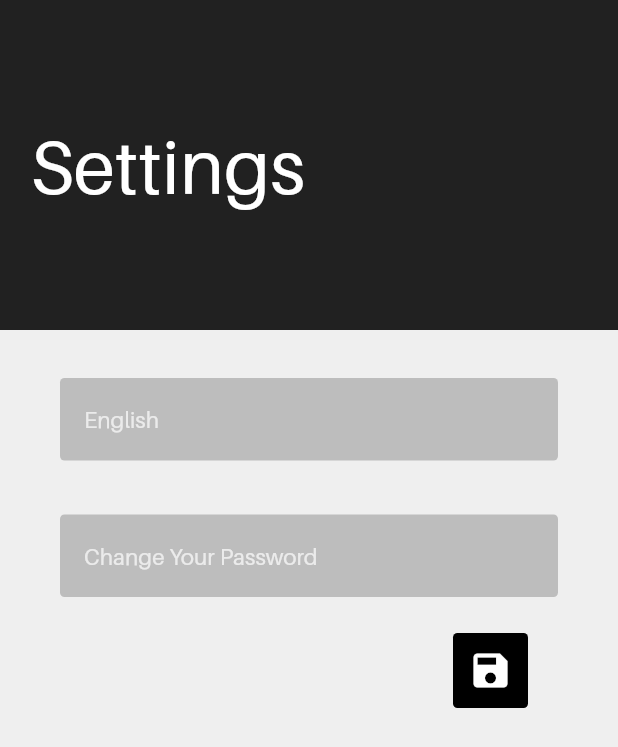
After one commit to elifbilgep/NotebookUI, a Flutter app: the screen it shows after launch, on a phone screen of 412 x 824 dp. The commit adds this screen. Shown: the top 747 px of the screen. Run offline on Flutter 3.47's test engine with Material 2 defaults, Android fonts, the phone set to English and light mode, and no system bars; missing offline and left inert: dart:ffi.

Commit message:
tamamlandı

```diff
--- a/lib/const.dart
+++ b/lib/const.dart
@@ -24,6 +24,30 @@ var headerStyle5 = TextStyle(
     color: Colors.grey.shade800,
     fontWeight: FontWeight.bold);
 
+var headerStyle6 =
+    TextStyle(fontFamily: "Aileron", fontSize: 50, color: Colors.white);
+
+var headerStyle7 = TextStyle(
+    fontFamily: "Aileron", fontSize: 15, color: Colors.white.withOpacity(0.7));
+
+var headerStyle8 = TextStyle(
+    fontFamily: "Aileron",
+    fontSize: 15,
+    color: Colors.white.withOpacity(0.7),
+    fontWeight: FontWeight.bold);
+
+var headerStyle9 = TextStyle(
+    fontFamily: "Aileron",
+    fontSize: 20,
+    color: Colors.white.withOpacity(0.7),
+    fontWeight: FontWeight.bold);
+
+var headerStyle10 = TextStyle(
+    fontFamily: "Aileron",
+    fontSize: 15,
+    color: Colors.grey.shade500,
+    fontWeight: FontWeight.bold);
+
 var scaffoldColor = Color.fromRGBO(239, 239, 239, 1);
 
 Color generalColor = Color.fromRGBO(176, 140, 249, 1);
--- a/lib/main.dart
+++ b/lib/main.dart
@@ -1,6 +1,9 @@
 import 'package:flutter/material.dart';
+import 'package:hakki_tasarim/pages/create_note.dart';
+import 'package:hakki_tasarim/pages/note_page.dart';
 
 import 'pages/home.dart';
+import 'pages/setting.dart';
 
 void main() => runApp(MyApp());
 
@@ -11,9 +14,9 @@ class MyApp extends StatelessWidget {
       debugShowCheckedModeBanner: false,
       title: 'Projem',
       theme: ThemeData(
-        primarySwatch: Colors.grey,
+        primaryColor: Colors.grey.shade600,
       ),
-      home: HomePage(),
+      home: Settings(),
     );
   }
 }
--- a/lib/pages/home.dart
+++ b/lib/pages/home.dart
@@ -121,7 +121,7 @@ class HomePage extends StatelessWidget {
           mainAxisAlignment: MainAxisAlignment.spaceBetween,
           children: [
             Text(
-              "Categories",
+              "Recent Notes",
               style: headerStyle2,
             ),
             Row(
--- /dev/null
+++ b/lib/pages/setting.dart
@@ -0,0 +1,221 @@
+import 'package:flutter/material.dart';
+import 'package:hakki_tasarim/const.dart';
+
+class Settings extends StatefulWidget {
+  @override
+  _SettingsState createState() => _SettingsState();
+}
+
+class _SettingsState extends State<Settings> {
+  Size size;
+  String dropdownValue = 'English';
+  List<String> diller = ["English", "Türkçe"];
+  List<String> bos = [""];
+  @override
+  Widget build(BuildContext context) {
+    Size size = MediaQuery.of(context).size;
+    return SafeArea(
+      child: Scaffold(
+        resizeToAvoidBottomInset: false,
+        backgroundColor: scaffoldColor,
+        body: Column(
+          children: [
+            buildHeader(size),
+            SizedBox(
+              height: 20,
+            ),
+            dropDownButtonsColumn(diller),
+            changePassword(bos, "Change Your Password", size),
+            saveButton(),
+          ],
+        ),
+      ),
+    );
+  }
+
+  Widget buildHeader(Size size) {
+    return Container(
+      height: 220,
+      width: size.width,
+      color: Colors.grey.shade900,
+      child: Column(
+        crossAxisAlignment: CrossAxisAlignment.start,
+        mainAxisAlignment: MainAxisAlignment.center,
+        children: [
+          Padding(
+            padding: const EdgeInsets.only(left: 20.0),
+            child: Text(
+              "Settings",
+              style: headerStyle6,
+            ),
+          ),
+        ],
+      ),
+    );
+  }
+
+  Widget dropDownButtonsColumn(List<String> list) {
+    return Padding(
+      padding: const EdgeInsets.only(left: 40, right: 40, bottom: 24, top: 12),
+      child: Container(
+        height: 55,
+        width: MediaQuery.of(context).size.width - 50,
+        decoration: BoxDecoration(
+            borderRadius: BorderRadius.all(Radius.circular(3)),
+            color: Colors.grey.shade400),
+        child: Theme(
+            data: Theme.of(context).copyWith(
+                canvasColor: Colors.grey.shade400,
+                buttonTheme: ButtonTheme.of(context).copyWith(
+                  alignedDropdown: true,
+                )),
+            child: DropdownButtonHideUnderline(
+              child: DropdownButton<String>(
+                iconEnabledColor: Colors.grey.shade400,
+                items: list.map((String value) {
+                  return DropdownMenuItem<String>(
+                    value: value,
+                    child: Text(
+                      value,
+                      style: headerStyle7,
+                    ),
+                  );
+                }).toList(),
+                onChanged: (String value) {
+                  setState(() {
+                    dropdownValue = value;
+                  });
+                },
+                hint: Text(
+                  "$dropdownValue",
+                  style: headerStyle8,
+                ),
+                value: dropdownValue,
+              ),
+            )),
+      ),
+    );
+  }
+
+  Widget changePassword(List<String> list, String hint, Size size) {
+    var bankSelected;
+    return Padding(
+      padding: const EdgeInsets.only(left: 40, right: 40, bottom: 24, top: 12),
+      child: Container(
+        height: 55,
+        width: MediaQuery.of(context).size.width,
+        decoration: BoxDecoration(
+            borderRadius: BorderRadius.all(Radius.circular(3)),
+            color: Colors.grey.shade400),
+        child: Theme(
+            data: Theme.of(context).copyWith(
+                canvasColor: Colors.grey.shade400,
+                buttonTheme: ButtonTheme.of(context).copyWith(
+                  alignedDropdown: true,
+                )),
+            child: DropdownButtonHideUnderline(
+              child: DropdownButton<String>(
+                iconEnabledColor: Colors.grey.shade400,
+                items: list.map((String value) {
+                  return DropdownMenuItem<String>(
+                    value: value,
+                    child: Container(
+                      height: 200,
+                      width: size.width - 150,
+                      child: Column(
+                        crossAxisAlignment: CrossAxisAlignment.start,
+                        children: [
+                          Text(
+                            "Change Password",
+                            style: headerStyle3,
+                          ),
+                          SizedBox(
+                            height: 20,
+                          ),
+                          Form(child: buildForm())
+                        ],
+                      ),
+                    ),
+                  );
+                }).toList(),
+                hint: Text(
+                  hint,
+                  style: headerStyle7,
+                ),
+                onChanged: (String value) {
+                  setState(() {
+                    bankSelected = value;
+                  });
+                },
+                value: bankSelected,
+              ),
+            )),
+      ),
+    );
+  }
+
+  Widget buildForm() {
+    return Column(
+      children: [
+        TextFormField(
+          decoration: InputDecoration(
+            prefixIcon: Icon(
+              Icons.lock,
+              color: Colors.black,
+            ),
+            hintText: "Password",
+          ),
+          onSaved: (String value) {},
+          validator: (String value) {
+            return value.contains('@') ? 'Do not use the @ char.' : null;
+          },
+        ),
+        SizedBox(
+          height: 20,
+        ),
+        Row(
+          mainAxisAlignment: MainAxisAlignment.spaceAround,
+          children: [
+            RaisedButton(
+              color: Colors.grey.shade800,
+              onPressed: () {},
+              child: Text(
+                "Save",
+                style: headerStyle7,
+              ),
+            ),
+            RaisedButton(
+              onPressed: () {},
+              child: Text(
+                "Cancel",
+                style: headerStyle4,
+              ),
+            )
+          ],
+        )
+      ],
+    );
+  }
+
+  Widget saveButton() {
+    return Padding(
+      padding: const EdgeInsets.only(right: 60.0),
+      child: Row(
+        mainAxisAlignment: MainAxisAlignment.end,
+        children: [
+          Container(
+            decoration: BoxDecoration(
+                borderRadius: BorderRadius.circular(3), color: Colors.black),
+            height: 50,
+            width: 50,
+            child: Icon(
+              Icons.save,
+              color: Colors.white,
+              size: 30,
+            ),
+          ),
+        ],
+      ),
+    );
+  }
+}
```
Also changed, not shown: lib/pages/create_note.dart (added, +145 -0 lines), lib/pages/note_page.dart (added, +128 -0 lines).
